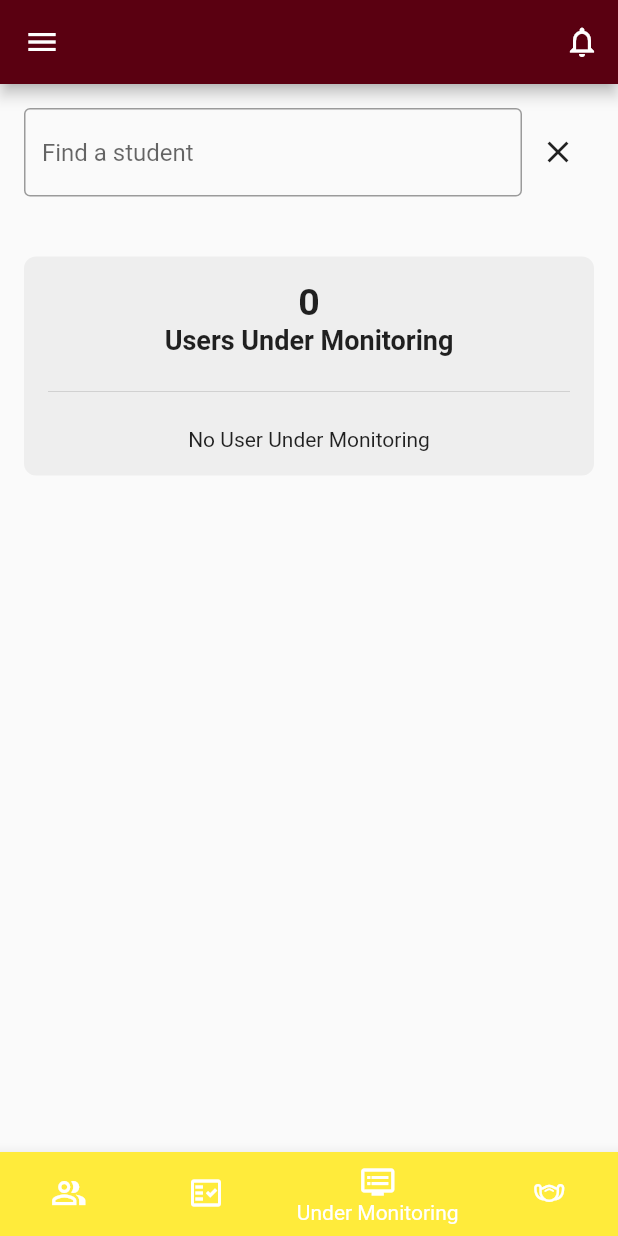
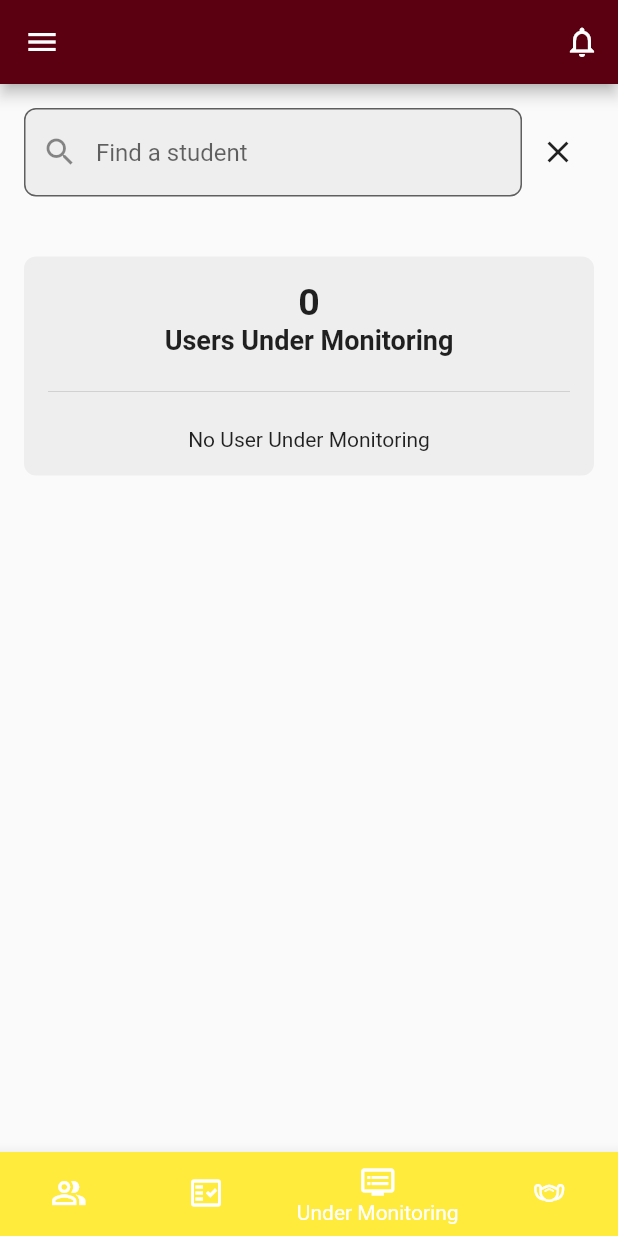
Before and after one commit to reymondyncierto/UPLBeat, a Flutter app: the AdminPage screen opened by its route, item 3 of the bottom bar chosen, on a phone screen of 412 x 824 dp. Run offline on Flutter 3.47's test engine with Material 2 defaults, Android fonts, the phone set to English and light mode, and no system bars; our stand-ins replace cloud_firestore, email_validator, firebase_auth, firebase_core, google_sign_in, image_gallery_saver and 1 more; missing offline and left inert: qr_code_scanner; accounts and stored records are empty.

Commit message:
refactor: added error handling

```diff
--- a/lib/screens/admin_page.dart
+++ b/lib/screens/admin_page.dart
@@ -45,9 +45,14 @@ class _AdminPageState extends State<AdminPage> {
           Expanded(
             child: TextFormField(
               controller: searchController,
-              decoration: const InputDecoration(
-                border: OutlineInputBorder(),
+              decoration: InputDecoration(
+              border: OutlineInputBorder(
+                borderRadius: BorderRadius.circular(8.0),
+              ),
+              filled: true,
+              fillColor: Colors.grey[200],
               hintText: 'Find a student',
+              prefixIcon: Icon(Icons.search),
             ),
               onChanged: (value) {
                 setState(() {
@@ -151,9 +156,12 @@ class _AdminPageState extends State<AdminPage> {
 
   // method to build screens for body of scaffold - depending on selected index on bottom navigation bar
   Widget _buildScreens(int index) {
+  Widget bodyWidget;
   switch (index) {
     case 0:
-        return ListView(shrinkWrap: true, children: [
+      bodyWidget = ListView(
+        shrinkWrap: true,
+        children: [
           Column(
             children: [
               _searchField(),
@@ -161,9 +169,13 @@ class _AdminPageState extends State<AdminPage> {
               const SizedBox(height: 16),
             ],
           ),
-        ]);
+        ],
+      );
+      break;
     case 1:
-        return ListView(shrinkWrap: true, children: [
+      bodyWidget = ListView(
+        shrinkWrap: true,
+        children: [
           Column(
             children: [
               _searchField(),
@@ -171,9 +183,12 @@ class _AdminPageState extends State<AdminPage> {
               const SizedBox(height: 16),
             ],
           ),
-        ]);
+        ],
+      );
+      break;
     case 2:
-        return ListView(children: [
+      bodyWidget = ListView(
+        children: [
           Column(
             children: [
               _searchField(),
@@ -181,9 +196,12 @@ class _AdminPageState extends State<AdminPage> {
               const SizedBox(height: 16),
             ],
           ),
-        ]);
+        ],
+      );
+      break;
     case 3:
-        return ListView(children: [
+      bodyWidget = ListView(
+        children: [
           Column(
             children: [
               _searchField(),
@@ -191,9 +209,12 @@ class _AdminPageState extends State<AdminPage> {
               const SizedBox(height: 16),
             ],
           ),
-        ]);
-    }
-    return ListView(children: [
+        ],
+      );
+      break;
+    default:
+      bodyWidget = ListView(
+        children: [
           Column(
             children: [
               _searchField(),
@@ -201,7 +222,11 @@ class _AdminPageState extends State<AdminPage> {
               const SizedBox(height: 16),
             ],
           ),
-    ]);
+        ],
+      );
+      break;
+  }
+  return bodyWidget;
 }
   // widget that shows all users in the collection
 
@@ -209,8 +234,10 @@ class _AdminPageState extends State<AdminPage> {
   return StreamBuilder<QuerySnapshot<Map<String, dynamic>>>(
     stream: FirebaseFirestore.instance.collection('client').snapshots(),
     builder: (BuildContext context, snapshot) {
-        if (snapshot.data == null) {
+      if (snapshot.connectionState == ConnectionState.waiting) {
         return const Center(child: CircularProgressIndicator());
+      } else if (snapshot.hasError) {
+        return const Center(child: Text('Error loading data'));
       } else {
         final List<QueryDocumentSnapshot<Map<String, dynamic>>> docs =
             snapshot.data!.docs;
@@ -290,8 +317,8 @@ class _AdminPageState extends State<AdminPage> {
                     const SizedBox(height: 16.0),
                     const Divider(), // Horizontal line
                     const SizedBox(height: 16.0),
-                      filteredDocs.isNotEmpty
-                          ? ListView.builder(
+                    if (filteredDocs.isNotEmpty)
+                      ListView.builder(
                         shrinkWrap: true,
                         itemCount: filteredDocs.length,
                         itemBuilder: (_, index) {
@@ -300,15 +327,10 @@ class _AdminPageState extends State<AdminPage> {
                           final currentStatus = doc["currentStatus"];
 
                           return Card(
-                                  child: Column(
-                                    mainAxisSize: MainAxisSize.min,
-                                    children: <Widget>[
-                                      ListTile(
-                                        leading: const Icon(
-                                            Icons.person_outline_outlined),
+                            child: ListTile(
+                              leading: const Icon(Icons.person_outline_outlined),
                               title: Text("$name"),
-                                        subtitle:
-                                            Text('Status: $currentStatus'),
+                              subtitle: Text('Status: $currentStatus'),
                               onTap: () {
                                 showDialog(
                                   context: context,
@@ -325,19 +347,17 @@ class _AdminPageState extends State<AdminPage> {
                                       FirebaseFirestore.instance
                                           .collection('client')
                                           .doc(doc.id)
-                                                    .update(
-                                                        {"userType": value});
+                                          .update({"userType": value});
                                     },
                                   ),
                                 );
                               },
                             ),
-                                    ],
-                                  ),
                           );
                         },
                       )
-                          : const Center(
+                    else
+                      const Center(
                         child: Text('No User'),
                       ),
                   ],
@@ -351,6 +371,7 @@ class _AdminPageState extends State<AdminPage> {
   );
 }
 
+
   // Widget that shows all users who are cleared
   Widget _showCleared() {
   return StreamBuilder<QuerySnapshot<Map<String, dynamic>>>(
@@ -359,8 +380,10 @@ class _AdminPageState extends State<AdminPage> {
         .where('currentStatus', isEqualTo: "Cleared")
         .snapshots(),
     builder: (BuildContext context, snapshot) {
-        if (snapshot.data == null) {
+      if (snapshot.connectionState == ConnectionState.waiting) {
         return const Center(child: CircularProgressIndicator());
+      } else if (snapshot.hasError) {
+        return const Center(child: Text('Error loading data'));
       } else {
         final List<QueryDocumentSnapshot<Map<String, dynamic>>> docs =
             snapshot.data!.docs;
@@ -403,8 +426,8 @@ class _AdminPageState extends State<AdminPage> {
                     const SizedBox(height: 16.0),
                     const Divider(), // Horizontal line
                     const SizedBox(height: 16.0),
-                      docs.isNotEmpty
-                          ? ListView.builder(
+                    if (docs.isNotEmpty)
+                      ListView.builder(
                         shrinkWrap: true,
                         itemCount: docs.length,
                         itemBuilder: (_, index) {
@@ -413,16 +436,10 @@ class _AdminPageState extends State<AdminPage> {
                           final currentStatus = doc["currentStatus"];
 
                           return Card(
-                                  child: Column(
-                                    mainAxisSize: MainAxisSize.min,
-                                    children: <Widget>[
-                                      ListTile(
-                                        leading: const Icon(
-                                          Icons.person_outline_outlined,
-                                        ),
+                            child: ListTile(
+                              leading: const Icon(Icons.person_outline_outlined),
                               title: Text("$name"),
-                                        subtitle:
-                                            Text('Status: $currentStatus'),
+                              subtitle: Text('Status: $currentStatus'),
                               onTap: () {
                                 showDialog(
                                   context: context,
@@ -439,8 +456,7 @@ class _AdminPageState extends State<AdminPage> {
                                       FirebaseFirestore.instance
                                           .collection('client')
                                           .doc(doc.id)
-                                                    .update(
-                                                        {"userType": value});
+                                          .update({"userType": value});
                                     },
                                   ),
                                 );
@@ -452,12 +468,11 @@ class _AdminPageState extends State<AdminPage> {
                                 },
                               ),
                             ),
-                                    ],
-                                  ),
                           );
                         },
                       )
-                          : const Center(
+                    else
+                      const Center(
                         child: Text('No User Cleared'),
                       ),
                   ],
@@ -470,6 +485,7 @@ class _AdminPageState extends State<AdminPage> {
     },
   );
 }
+
 
 void _addToQuarantine(DocumentSnapshot<Map<String, dynamic>> doc) async {
   try {
@@ -504,7 +520,6 @@ void _addToQuarantine(DocumentSnapshot<Map<String, dynamic>> doc) async {
 }
 
 
-  // Widget that shows all users who are Under Monitoring
  Widget _showMonitored() {
   return StreamBuilder<QuerySnapshot<Map<String, dynamic>>>(
     stream: FirebaseFirestore.instance
@@ -512,8 +527,10 @@ void _addToQuarantine(DocumentSnapshot<Map<String, dynamic>> doc) async {
         .where('currentStatus', isEqualTo: "Under Monitoring")
         .snapshots(),
     builder: (BuildContext context, snapshot) {
-        if (snapshot.data == null) {
+      if (snapshot.connectionState == ConnectionState.waiting) {
         return const Center(child: CircularProgressIndicator());
+      } else if (snapshot.hasError) {
+        return const Center(child: Text('Error loading data'));
       } else {
         final List<QueryDocumentSnapshot<Map<String, dynamic>>> docs =
             snapshot.data!.docs;
@@ -556,21 +573,18 @@ void _addToQuarantine(DocumentSnapshot<Map<String, dynamic>> doc) async {
                     const SizedBox(height: 16.0),
                     const Divider(), // Horizontal line
                     const SizedBox(height: 16.0),
-                      docs.isNotEmpty
-                          ? ListView.builder(
+                    if (docs.isNotEmpty)
+                      ListView.builder(
                         shrinkWrap: true,
                         itemCount: docs.length,
                         itemBuilder: (_, index) {
                           final doc = docs[index];
-
                           final name = doc["name"];
-                                //   final lastName = doc["lastName"];
                           final currentStatus = doc["currentStatus"];
 
                           return Card(
                             child: ListTile(
-                                    leading: const Icon(
-                                        Icons.person_outline_outlined),
+                              leading: const Icon(Icons.person_outline_outlined),
                               title: Text("$name"),
                               subtitle: Text('Status: $currentStatus'),
                               onTap: () {
@@ -620,7 +634,8 @@ void _addToQuarantine(DocumentSnapshot<Map<String, dynamic>> doc) async {
                           );
                         },
                       )
-                          : const Center(
+                    else
+                      const Center(
                         child: Text('No User Under Monitoring'),
                       ),
                   ],
@@ -633,6 +648,7 @@ void _addToQuarantine(DocumentSnapshot<Map<String, dynamic>> doc) async {
     },
   );
 }
+
 
 void _moveToQuarantine(QueryDocumentSnapshot<Map<String, dynamic>> doc) async {
   try {
@@ -697,8 +713,10 @@ void _moveToQuarantine(QueryDocumentSnapshot<Map<String, dynamic>> doc) async {
         .where('currentStatus', isEqualTo: "Under Quarantine")
         .snapshots(),
     builder: (BuildContext context, snapshot) {
-        if (snapshot.data == null) {
+      if (snapshot.connectionState == ConnectionState.waiting) {
         return const Center(child: CircularProgressIndicator());
+      } else if (snapshot.hasError) {
+        return const Center(child: Text('Error loading data'));
       } else {
         final List<QueryDocumentSnapshot<Map<String, dynamic>>> docs =
             snapshot.data!.docs;
@@ -741,8 +759,8 @@ void _moveToQuarantine(QueryDocumentSnapshot<Map<String, dynamic>> doc) async {
                     const SizedBox(height: 16.0),
                     const Divider(), // Horizontal line
                     const SizedBox(height: 16.0),
-                      docs.isNotEmpty
-                          ? ListView.builder(
+                    if (docs.isNotEmpty)
+                      ListView.builder(
                         shrinkWrap: true,
                         itemCount: docs.length,
                         itemBuilder: (_, index) {
@@ -752,8 +770,7 @@ void _moveToQuarantine(QueryDocumentSnapshot<Map<String, dynamic>> doc) async {
 
                           return Card(
                             child: ListTile(
-                                    leading: const Icon(
-                                        Icons.person_outline_outlined),
+                              leading: const Icon(Icons.person_outline_outlined),
                               title: Text("$name"),
                               subtitle: Text('Status: $currentStatus'),
                               onTap: () {
@@ -787,7 +804,8 @@ void _moveToQuarantine(QueryDocumentSnapshot<Map<String, dynamic>> doc) async {
                           );
                         },
                       )
-                          : const Center(
+                    else
+                      const Center(
                         child: Text('No User Under Quarantine'),
                       ),
                   ],
@@ -800,6 +818,7 @@ void _moveToQuarantine(QueryDocumentSnapshot<Map<String, dynamic>> doc) async {
     },
   );
 }
+
 
 void _clearUserFromQuarantine(QueryDocumentSnapshot<Map<String, dynamic>> doc) {
   try {
```
Lines whose indentation alone changed are shown as unchanged.
